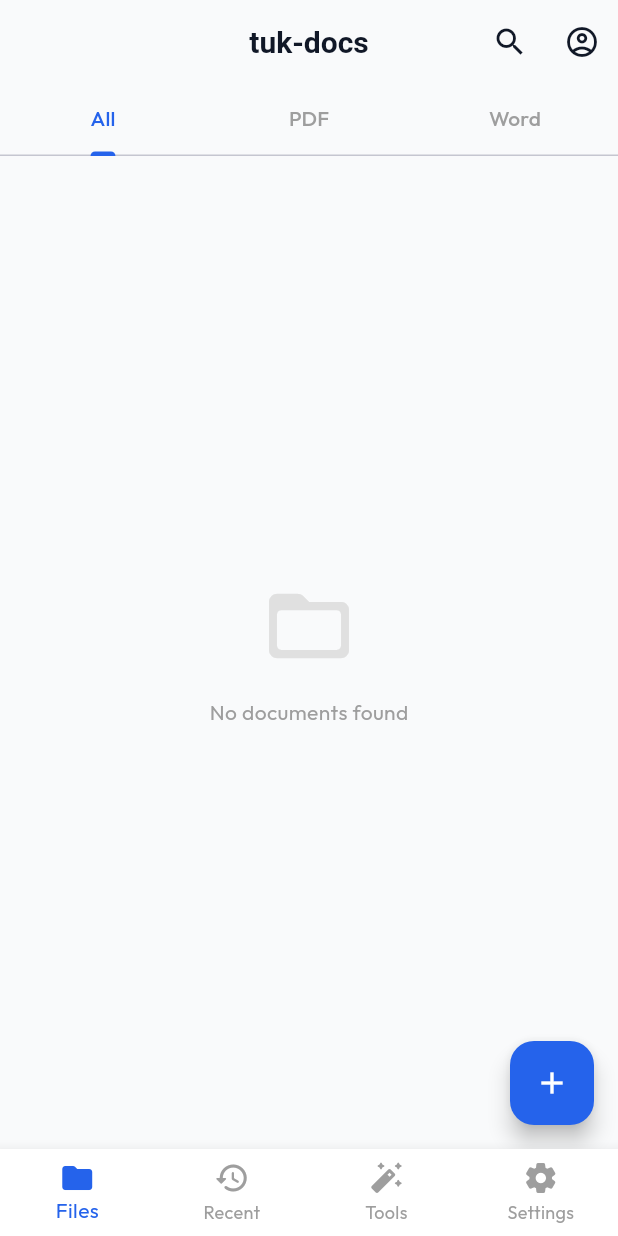
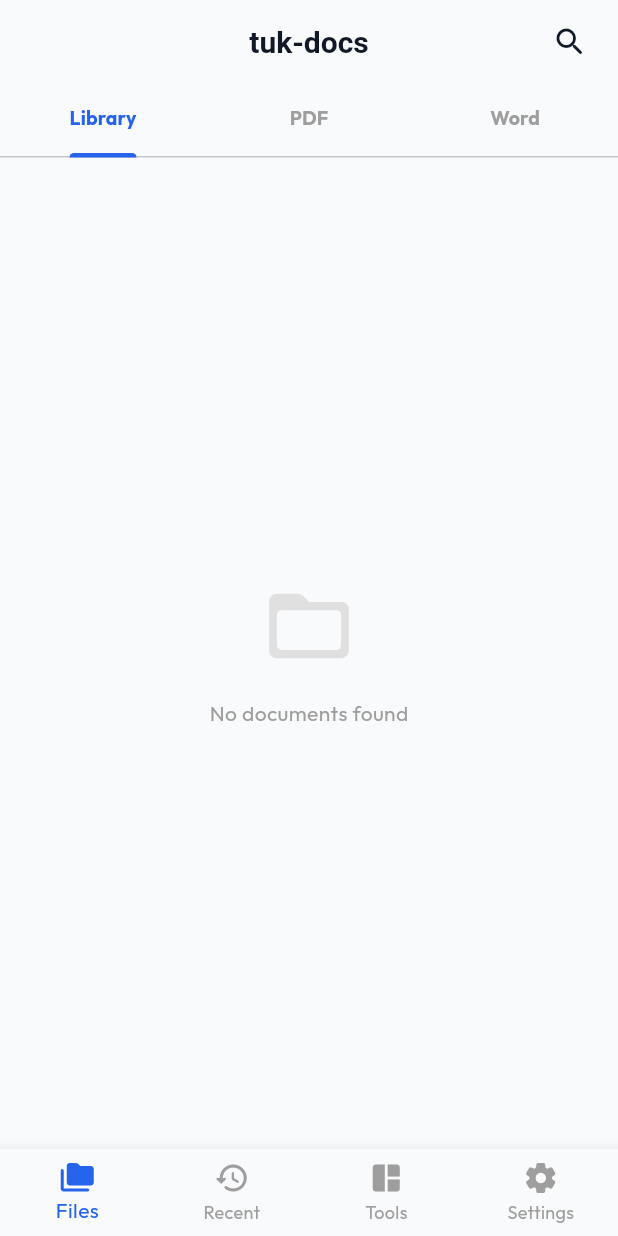
Before and after one commit to dennismutuku2005/tuk-docs, a Flutter app: the HomePage screen opened directly, on a phone screen of 412 x 824 dp. Run offline on Flutter 3.47's test engine with Material 3 defaults, Android fonts, the light colour scheme and no system bars; our stand-ins replace device_info_plus, file_picker, google_fonts, image_picker, open_filex, pdf and 3 more; missing offline and left inert: docx_to_text, docx_viewer, flutter_pdfview, receive_sharing_intent; accounts and stored records are empty.

Commit message:
Auto-update: home_page.dart

```diff
--- a/lib/views/home/home_page.dart
+++ b/lib/views/home/home_page.dart
@@ -22,6 +22,14 @@ class HomePage extends StatefulWidget {
 class _HomePageState extends State<HomePage> {
   int _currentIndex = 0;
 
+  @override
+  void initState() {
+    super.initState();
+    WidgetsBinding.instance.addPostFrameCallback((_) {
+      context.read<DocumentProvider>().fetchDocuments();
+    });
+  }
+
   final List<Widget> _pages = [
     const FilesListScreen(),
     const RecentFilesScreen(),
@@ -40,12 +48,14 @@ class _HomePageState extends State<HomePage> {
         currentIndex: _currentIndex,
         onTap: (index) => setState(() => _currentIndex = index),
         type: BottomNavigationBarType.fixed,
+        elevation: 10,
+        backgroundColor: Theme.of(context).cardColor,
         selectedItemColor: AppTheme.primaryBlue,
         unselectedItemColor: Colors.grey,
         items: const [
-          BottomNavigationBarItem(icon: Icon(Icons.folder_rounded), label: 'Files'),
+          BottomNavigationBarItem(icon: Icon(Icons.folder_copy_rounded), label: 'Files'),
           BottomNavigationBarItem(icon: Icon(Icons.history_rounded), label: 'Recent'),
-          BottomNavigationBarItem(icon: Icon(Icons.auto_fix_high_rounded), label: 'Tools'),
+          BottomNavigationBarItem(icon: Icon(Icons.auto_awesome_mosaic_rounded), label: 'Tools'),
           BottomNavigationBarItem(icon: Icon(Icons.settings_rounded), label: 'Settings'),
         ],
       ),
@@ -68,27 +78,10 @@ class FilesListScreen extends StatelessWidget {
       );
     } else {
       final result = await OpenFilex.open(doc.path);
-      if (result.type != ResultType.done) {
-        if (context.mounted) {
-          ScaffoldMessenger.of(context).showSnackBar(
-            SnackBar(
-              content: Text('Could not open file: ${result.message}'),
-              duration: const Duration(seconds: 3),
-              action: SnackBarAction(
-                label: 'Details',
-                onPressed: () {
-                  showDialog(
-                    context: context,
-                    builder: (context) => AlertDialog(
-                      title: const Text('Opening Error'),
-                      content: Text(result.message),
-                    ),
-                  );
-                },
-              ),
-            ),
-          );
-        }
+      if (result.type != ResultType.done && context.mounted) {
+        ScaffoldMessenger.of(context).showSnackBar(
+          SnackBar(content: Text('Could not open: ${result.message}')),
+        );
       }
     }
   }
@@ -99,23 +92,24 @@ class FilesListScreen extends StatelessWidget {
       length: 3,
       child: Scaffold(
         appBar: AppBar(
-          title: const Text('tuk-docs', style: TextStyle(fontWeight: FontWeight.bold)),
+          title: const Text('tuk-docs'),
           actions: [
             IconButton(
-              icon: const Icon(Icons.search),
-              onPressed: () {
-                showSearch(context: context, delegate: DocumentSearchDelegate());
-              },
+              icon: const Icon(Icons.search_rounded),
+              onPressed: () => showSearch(context: context, delegate: DocumentSearchDelegate()),
             ),
-            IconButton(icon: const Icon(Icons.account_circle_outlined), onPressed: () {}),
+            const SizedBox(width: 8),
           ],
-          bottom: const TabBar(
+          bottom: TabBar(
             isScrollable: false,
+            indicatorSize: TabBarIndicatorSize.label,
+            indicatorWeight: 3,
             indicatorColor: AppTheme.primaryBlue,
             labelColor: AppTheme.primaryBlue,
-            unselectedLabelColor: Colors.grey,
-            tabs: [
-              Tab(text: 'All'),
+            unselectedLabelColor: Colors.grey[500],
+            labelStyle: const TextStyle(fontWeight: FontWeight.bold, fontSize: 13),
+            tabs: const [
+              Tab(text: 'Library'),
               Tab(text: 'PDF'),
               Tab(text: 'Word'),
             ],
@@ -123,7 +117,7 @@ class FilesListScreen extends StatelessWidget {
         ),
         body: Consumer<DocumentProvider>(
           builder: (context, provider, child) {
-            if (provider.isLoading) {
+            if (provider.isLoading && provider.allDocs.isEmpty) {
               return const Center(child: CircularProgressIndicator());
             }
 
@@ -135,11 +129,6 @@ class FilesListScreen extends StatelessWidget {
               ],
             );
           },
-        ),
-        floatingActionButton: FloatingActionButton(
-          onPressed: () {},
-          backgroundColor: AppTheme.primaryBlue,
-          child: const Icon(Icons.add, color: Colors.white),
         ),
       ),
     );
```
